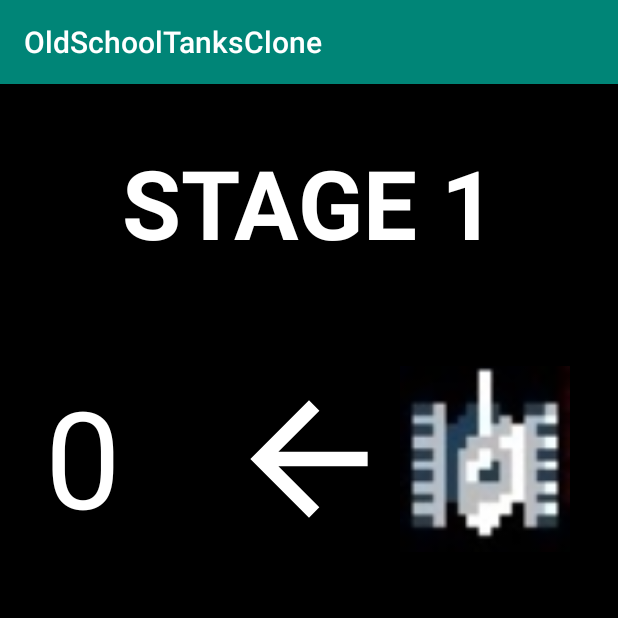
After one commit to SazhinVV/OldSchoolTanksClone, an Android app: the ScoreActivity screen opened directly, with no data from a screen before it, on a phone screen of 412 x 824 dp, the top half of it. The commit adds this screen. Run offline under Robolectric (Android 15) with nearby library versions, the phone set to English and light mode, and no system bars.

Commit message:
Add score points and score sounds

```diff
--- a/app/src/main/AndroidManifest.xml
+++ b/app/src/main/AndroidManifest.xml
@@ -9,13 +9,16 @@
         android:roundIcon="@mipmap/ic_launcher_round"
         android:supportsRtl="true"
         android:theme="@style/AppTheme">
-        <activity android:name=".MainActivity">
+
+        <activity android:name=".activities.MainActivity">
             <intent-filter>
                 <action android:name="android.intent.action.MAIN" />
 
                 <category android:name="android.intent.category.LAUNCHER" />
             </intent-filter>
         </activity>
+
+        <activity android:name=".activities.ScoreActivity"/>
     </application>
 
 </manifest>
--- /dev/null
+++ b/app/src/main/java/com/example/oldschooltanksclone/activities/ScoreActivity.kt
@@ -0,0 +1,66 @@
+package com.example.oldschooltanksclone.activities
+
+import android.app.Activity
+import android.content.Context
+import android.content.Intent
+import android.os.Bundle
+import androidx.appcompat.app.AppCompatActivity
+import com.example.oldschooltanksclone.R
+import com.example.oldschooltanksclone.classes.sounds.ScoreSoundPlayer
+import kotlinx.android.synthetic.main.activity_score.*
+
+const val SCORE_REQUEST_CODE = 100
+
+class ScoreActivity : AppCompatActivity() {
+
+    private val scoreSoundPlayer by lazy {
+        ScoreSoundPlayer(this, soundReadyListener = {
+            startScoreCounting()
+        })
+    }
+
+    private fun startScoreCounting() {
+        Thread(Runnable {
+            var currentScore = 0
+            while (currentScore <= score) {
+                runOnUiThread {
+                    score_text_view.text = currentScore.toString()
+                    currentScore += 100
+                }
+                Thread.sleep(100)
+            }
+            scoreSoundPlayer.pauseScoreSound()
+        }).start()
+    }
+
+    companion object {
+        const val EXTRA_SCORE = "extra_score"
+
+        fun createIntent(context: Context, score: Int): Intent {
+            return Intent(context, ScoreActivity::class.java)
+                .apply {
+                    putExtra(EXTRA_SCORE, score)
+                }
+        }
+    }
+
+    var score = 0
+
+    override fun onCreate(savedInstanceState: Bundle?) {
+        super.onCreate(savedInstanceState)
+        setContentView(R.layout.activity_score)
+        score = intent.getIntExtra(EXTRA_SCORE, 0)
+        scoreSoundPlayer.playScoreSound()
+    }
+
+    override fun onBackPressed() {
+        setResult(Activity.RESULT_OK)
+        finish()
+    }
+
+    override fun onPause() {
+        super.onPause()
+        scoreSoundPlayer.pauseScoreSound()
+    }
+
+}
--- a/app/src/main/java/com/example/oldschooltanksclone/classes/models/Tank.kt
+++ b/app/src/main/java/com/example/oldschooltanksclone/classes/models/Tank.kt
@@ -2,7 +2,7 @@ package com.example.oldschooltanksclone.classes.models
 
 import android.view.View
 import android.widget.FrameLayout
-import com.example.oldschooltanksclone.CELL_SIZE
+import com.example.oldschooltanksclone.activities.CELL_SIZE
 import com.example.oldschooltanksclone.classes.enums.Direction
 import com.example.oldschooltanksclone.classes.enums.Material
 import com.example.oldschooltanksclone.drawers.EnemyDrawer
--- /dev/null
+++ b/app/src/main/java/com/example/oldschooltanksclone/classes/sounds/GameSound.kt
@@ -0,0 +1,29 @@
+package com.example.oldschooltanksclone.classes.sounds
+
+import android.media.SoundPool
+
+class GameSound(
+    var resourceInPool: Int,
+    var isStarted: Boolean = false,
+    val pool: SoundPool){
+
+    fun play(){
+        pool.play(resourceInPool, 1f, 1f, 1, 0, 1f)
+    }
+
+    fun startOrResume (isLooping: Boolean){
+        if (isStarted){
+            pool.resume(resourceInPool)
+        }else{
+            isStarted =true
+            resourceInPool = pool.play(resourceInPool, 1f, 1f, 1, isLooping.toInt(), 1f)
+        }
+    }
+
+    private fun Boolean.toInt(): Int = if (this) { -1 } else { 0 }
+
+    fun pause(){
+        pool.pause(resourceInPool)
+    }
+
+}
--- /dev/null
+++ b/app/src/main/java/com/example/oldschooltanksclone/classes/sounds/ScoreSoundPlayer.kt
@@ -0,0 +1,33 @@
+package com.example.oldschooltanksclone.classes.sounds
+
+import android.content.Context
+import com.example.oldschooltanksclone.R
+
+class ScoreSoundPlayer(
+    private val context: Context,
+    private val soundReadyListener:() -> Unit
+) {
+    private lateinit var scoreSound: GameSound
+    private val soundPool = SoundPoolFactory().createSoundPool()
+
+    init {
+        loadSounds()
+    }
+
+    private fun loadSounds() {
+        scoreSound = GameSound(
+            resourceInPool = soundPool.load(context, R.raw.score_count, 1),
+            pool = soundPool
+        )
+    }
+
+    fun playScoreSound(){
+        soundPool.setOnLoadCompleteListener { _, _, _ ->
+            soundReadyListener()
+            scoreSound.startOrResume(isLooping = true)
+        }
+    }
+    fun pauseScoreSound(){
+        scoreSound.pause()
+    }
+}
--- /dev/null
+++ b/app/src/main/java/com/example/oldschooltanksclone/classes/sounds/SoundPoolFactory.kt
@@ -0,0 +1,20 @@
+package com.example.oldschooltanksclone.classes.sounds
+
+import android.media.AudioManager
+import android.media.SoundPool
+import android.os.Build
+
+class SoundPoolFactory {
+
+    private val maxStreamsAmount = 6
+
+    fun createSoundPool():SoundPool{
+        return if (Build.VERSION.SDK_INT >= Build.VERSION_CODES.LOLLIPOP){
+            SoundPool.Builder()
+                .setMaxStreams(maxStreamsAmount)
+                .build()
+        }else {
+            SoundPool(maxStreamsAmount, AudioManager.STREAM_MUSIC, 0)
+        }
+    }
+}
--- a/app/src/main/java/com/example/oldschooltanksclone/drawers/ElementsDrawer.kt
+++ b/app/src/main/java/com/example/oldschooltanksclone/drawers/ElementsDrawer.kt
@@ -2,7 +2,7 @@ package com.example.oldschooltanksclone.drawers
 
 import android.view.View
 import android.widget.FrameLayout
-import com.example.oldschooltanksclone.CELL_SIZE
+import com.example.oldschooltanksclone.activities.CELL_SIZE
 import com.example.oldschooltanksclone.classes.enums.Material
 import com.example.oldschooltanksclone.classes.models.Coordinate
 import com.example.oldschooltanksclone.classes.models.Element
@@ -83,7 +83,8 @@ class ElementsDrawer(val container: FrameLayout) {
                     for (width in 0 until currentMaterial.width){
                         if (element.coordinate == Coordinate(
                                 coordinate.top + height * CELL_SIZE,
-                                coordinate.left + width * CELL_SIZE)){
+                                coordinate.left + width * CELL_SIZE
+                            )){
                             elements.add(element)
                         }
                     }
--- a/app/src/main/java/com/example/oldschooltanksclone/drawers/GridDrawer.kt
+++ b/app/src/main/java/com/example/oldschooltanksclone/drawers/GridDrawer.kt
@@ -1,11 +1,8 @@
 package com.example.oldschooltanksclone.drawers
 
-import android.app.Activity
-import android.content.Context
 import android.view.View
 import android.widget.FrameLayout
-import com.example.oldschooltanksclone.CELL_SIZE
-import com.example.oldschooltanksclone.R
+import com.example.oldschooltanksclone.activities.CELL_SIZE
 
 class GridDrawer(private val container: FrameLayout){
     private val allLines = mutableListOf<View>()
--- a/app/src/main/java/com/example/oldschooltanksclone/utils/Utils.kt
+++ b/app/src/main/java/com/example/oldschooltanksclone/utils/Utils.kt
@@ -4,9 +4,9 @@ import android.app.Activity
 import android.view.View
 import android.widget.FrameLayout
 import android.widget.ImageView
-import com.example.oldschooltanksclone.CELL_SIZE
-import com.example.oldschooltanksclone.HORIZONTAL_MAX_SIZE
-import com.example.oldschooltanksclone.VERTICAL_MAX_SIZE
+import com.example.oldschooltanksclone.activities.CELL_SIZE
+import com.example.oldschooltanksclone.activities.HORIZONTAL_MAX_SIZE
+import com.example.oldschooltanksclone.activities.VERTICAL_MAX_SIZE
 import com.example.oldschooltanksclone.classes.models.Coordinate
 import com.example.oldschooltanksclone.classes.models.Element
 import com.example.oldschooltanksclone.classes.models.Tank
--- /dev/null
+++ b/app/src/main/res/drawable/ic_arrow_back.xml
@@ -0,0 +1,5 @@
+<vector android:height="24dp" android:tint="#FFFFFF"
+    android:viewportHeight="24.0" android:viewportWidth="24.0"
+    android:width="24dp" xmlns:android="http://schemas.android.com/apk/res/android">
+    <path android:fillColor="#FF000000" android:pathData="M20,11H7.83l5.59,-5.59L12,4l-8,8 8,8 1.41,-1.41L7.83,13H20v-2z"/>
+</vector>
--- /dev/null
+++ b/app/src/main/res/layout/activity_score.xml
@@ -0,0 +1,51 @@
+<?xml version="1.0" encoding="utf-8"?>
+<LinearLayout xmlns:android="http://schemas.android.com/apk/res/android"
+    android:layout_width="match_parent"
+    android:layout_height="match_parent"
+    android:background="@android:color/black"
+    android:orientation="vertical">
+
+    <TextView
+        android:layout_width="match_parent"
+        android:layout_height="wrap_content"
+        android:layout_margin="36dp"
+        android:gravity="center"
+        android:textAllCaps="true"
+        android:textColor="@android:color/white"
+        android:textSize="64sp"
+        android:textStyle="bold"
+        android:text="@string/stage_1"/>
+
+    <LinearLayout
+        android:layout_width="match_parent"
+        android:layout_height="wrap_content"
+        android:layout_margin="30dp"
+        android:orientation="horizontal">
+
+        <TextView
+            android:id="@+id/score_text_view"
+            android:layout_weight="1"
+            android:layout_width="0dp"
+            android:layout_height="wrap_content"
+            android:textColor="@android:color/white"
+            android:textSize="90sp"
+            android:text="0"/>
+
+        <ImageView
+            android:layout_width="0dp"
+            android:layout_height="124dp"
+            android:layout_weight="1"
+            android:src="@drawable/ic_arrow_back"/>
+
+        <ImageView
+            android:layout_width="0dp"
+            android:layout_height="124dp"
+            android:layout_weight="1"
+            android:src="@drawable/enemy_tank"/>
+
+
+
+
+    </LinearLayout>
+
+</LinearLayout>
--- a/app/src/main/res/values/strings.xml
+++ b/app/src/main/res/values/strings.xml
@@ -1,4 +1,5 @@
 <resources>
     <string name="app_name">OldSchoolTanksClone</string>
     <string name="game_over">GAME \n OVER</string>
+    <string name="stage_1">STAGE 1</string>
 </resources>
```
Also changed, not shown: app/src/main/java/com/example/oldschooltanksclone/activities/MainActivity.kt (renamed from app/src/main/java/com/example/oldschooltanksclone/MainActivity.kt, +24 -6 lines), app/src/main/java/com/example/oldschooltanksclone/classes/GameCore.kt (+9 -2 lines), app/src/main/java/com/example/oldschooltanksclone/classes/SoundManager.kt (deleted, +0 -66 lines), app/src/main/java/com/example/oldschooltanksclone/classes/sounds/MainSoundPlayers.kt (added, +68 -0 lines), app/src/main/java/com/example/oldschooltanksclone/drawers/BulletDrawer.kt (+8 -6 lines), app/src/main/java/com/example/oldschooltanksclone/drawers/EnemyDrawer.kt (+16 -7 lines).
